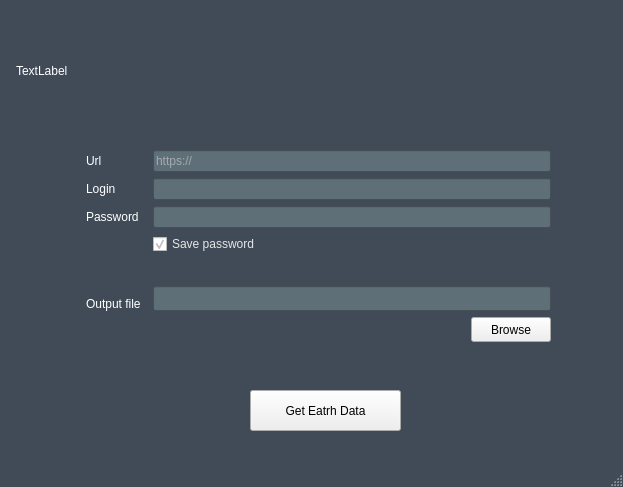
vakarianplay/NASA-EarthData-QT, file mainwindow.ui: the form before one commit.
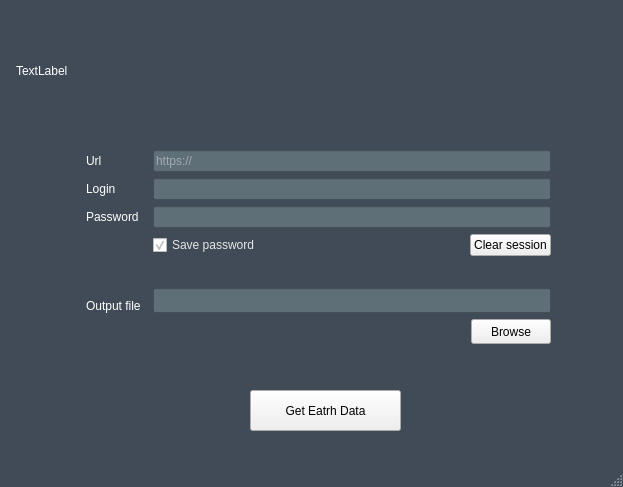
The form after the commit. Icons and pictures are not drawn.

Commit message: Button for clear session

Diff of the .ui file:
```diff
--- a/mainwindow.ui
+++ b/mainwindow.ui
@@ -265,7 +265,7 @@
       <x>80</x>
       <y>150</y>
       <width>471</width>
-      <height>230</height>
+      <height>252</height>
      </rect>
     </property>
     <layout class="QFormLayout" name="formLayout">
@@ -307,16 +307,6 @@
        </property>
       </widget>
      </item>
-     <item row="3" column="1">
-      <widget class="QCheckBox" name="checkBox_save">
-       <property name="text">
-        <string>Save password</string>
-       </property>
-       <property name="checked">
-        <bool>true</bool>
-       </property>
-      </widget>
-     </item>
      <item row="5" column="0">
       <widget class="QLabel" name="label_4">
        <property name="text">
@@ -368,6 +358,52 @@
        </item>
       </layout>
      </item>
+     <item row="3" column="1">
+      <layout class="QHBoxLayout" name="horizontalLayout_4">
+       <item>
+        <widget class="QCheckBox" name="checkBox_save">
+         <property name="text">
+          <string>Save password</string>
+         </property>
+         <property name="checked">
+          <bool>true</bool>
+         </property>
+        </widget>
+       </item>
+       <item>
+        <spacer name="horizontalSpacer_2">
+         <property name="orientation">
+          <enum>Qt::Horizontal</enum>
+         </property>
+         <property name="sizeHint" stdset="0">
+          <size>
+           <width>40</width>
+           <height>20</height>
+          </size>
+         </property>
+        </spacer>
+       </item>
+       <item>
+        <widget class="QPushButton" name="pushButton_clr">
+         <property name="sizePolicy">
+          <sizepolicy hsizetype="Fixed" vsizetype="Fixed">
+           <horstretch>0</horstretch>
+           <verstretch>0</verstretch>
+          </sizepolicy>
+         </property>
+         <property name="maximumSize">
+          <size>
+           <width>100</width>
+           <height>25</height>
+          </size>
+         </property>
+         <property name="text">
+          <string>Clear session</string>
+         </property>
+        </widget>
+       </item>
+      </layout>
+     </item>
      <item row="4" column="0">
       <spacer name="verticalSpacer">
        <property name="orientation">
```
Left out of the diff: 28 changed lines with no effect on the pictures. The commit also changes 2 other files.
